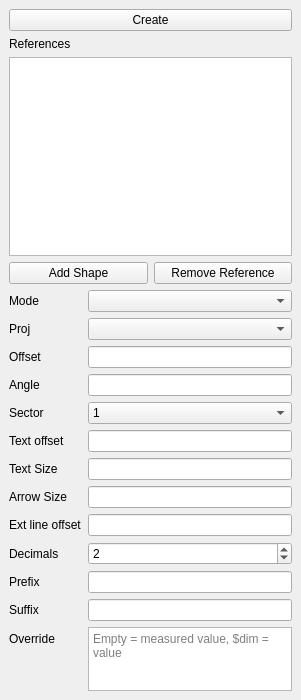
First picture: the form in freecad/dimensioning_workbench/resources/ui/dimension.ui, repository j-wiedemann/freecad-dimensioning-workbench, before the edit.
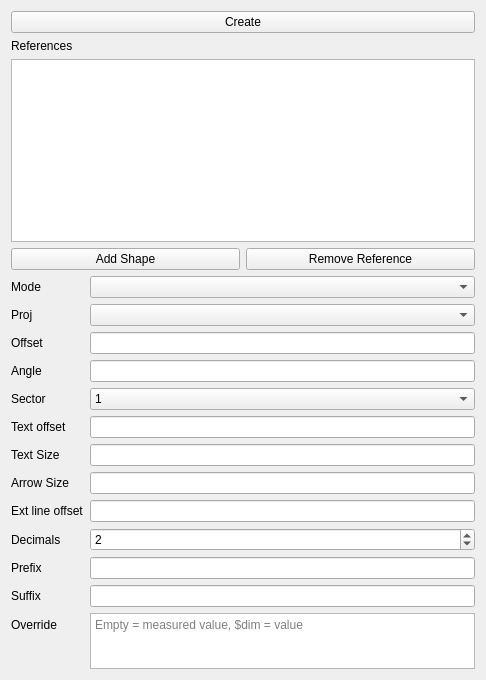
Second picture: the form after the edit. Custom widgets are drawn as their Qt base class.

Commit message: remove scroll area

The edit to the form file:
```diff
--- a/freecad/dimensioning_workbench/resources/ui/dimension.ui
+++ b/freecad/dimensioning_workbench/resources/ui/dimension.ui
@@ -6,43 +6,13 @@
    <rect>
     <x>0</x>
     <y>0</y>
-    <width>301</width>
-    <height>700</height>
+    <width>486</width>
+    <height>680</height>
    </rect>
   </property>
   <property name="windowTitle">
    <string>Dimension</string>
   </property>
-  <layout class="QVBoxLayout" name="outerLayout">
-   <property name="leftMargin">
-    <number>0</number>
-   </property>
-   <property name="topMargin">
-    <number>0</number>
-   </property>
-   <property name="rightMargin">
-    <number>0</number>
-   </property>
-   <property name="bottomMargin">
-    <number>0</number>
-   </property>
-   <item>
-    <widget class="QScrollArea" name="scroll_area">
-     <property name="frameShape">
-      <enum>QFrame::Shape::NoFrame</enum>
-     </property>
-     <property name="widgetResizable">
-      <bool>true</bool>
-     </property>
-     <widget class="QWidget" name="scroll_contents">
-      <property name="geometry">
-       <rect>
-        <x>0</x>
-        <y>0</y>
-        <width>301</width>
-        <height>700</height>
-       </rect>
-      </property>
       <layout class="QVBoxLayout" name="verticalLayout">
        <item>
         <widget class="QPushButton" name="create_dimension">
@@ -289,10 +259,6 @@
           </widget>
          </item>
         </layout>
-       </item>
-      </layout>
-     </widget>
-    </widget>
    </item>
   </layout>
  </widget>
```
Lines whose indentation alone changed are shown as unchanged.
